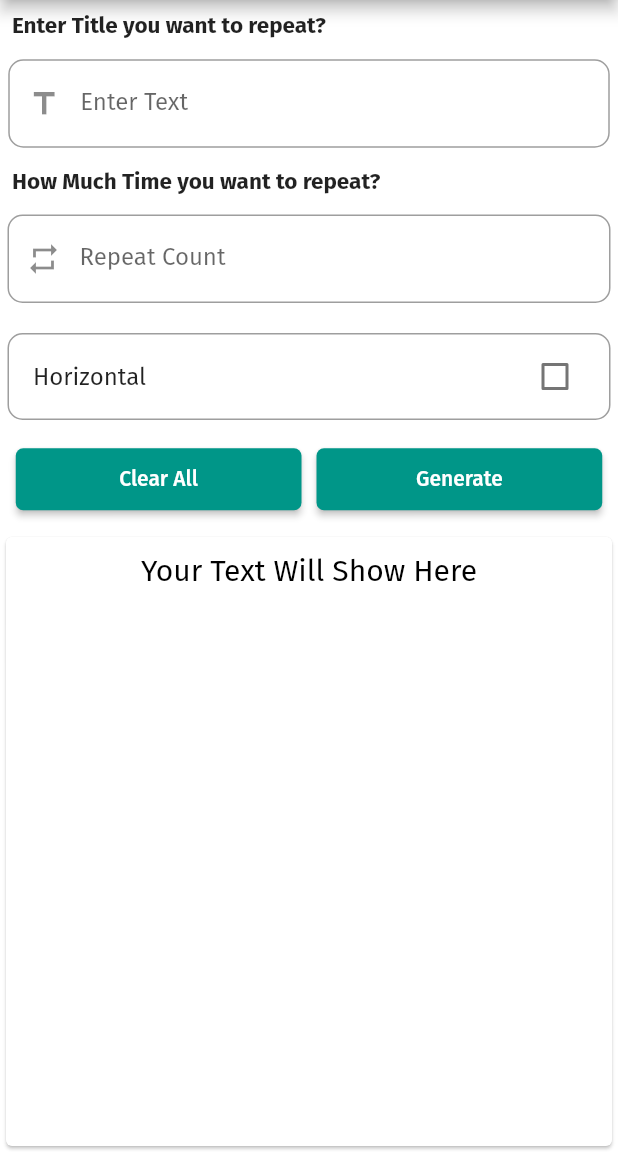
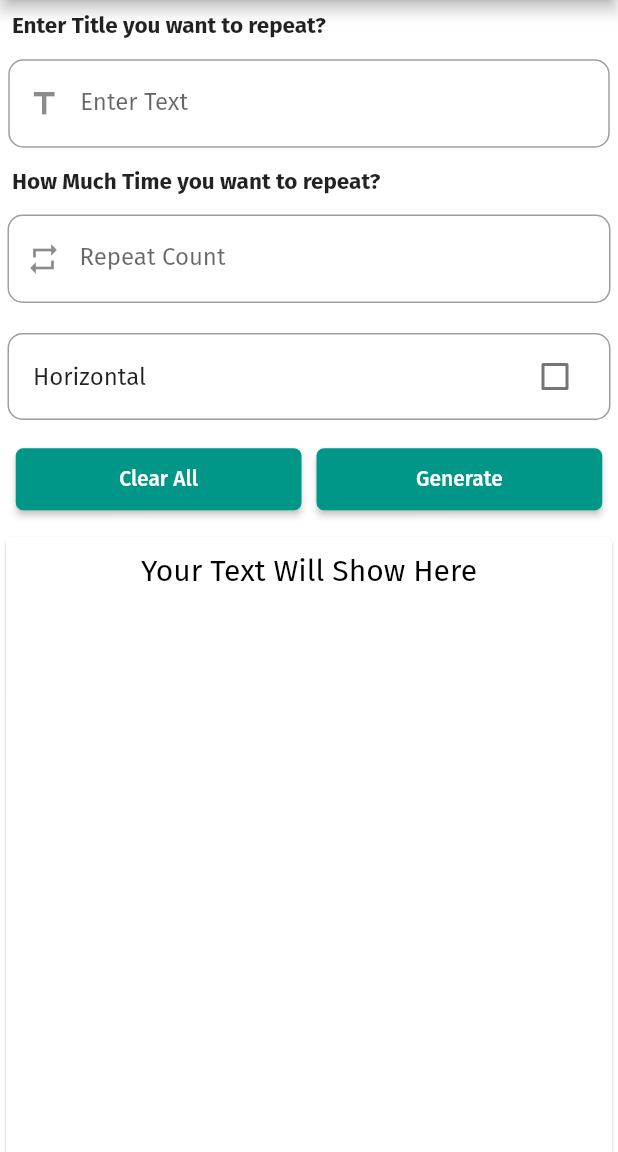
Before and after one commit to SeAliijaz/text_repeater-app, a Flutter app: the screen it shows after launch, on a phone screen of 412 x 824 dp, the part 84-1236 px from its top. Run offline on Flutter 3.47's test engine with Material 2 defaults, Android fonts, the phone set to English and light mode, and no system bars; our stand-ins replace fluttertoast, google_fonts, share_plus; missing offline and left inert: clipboard.

Commit message:
LayoutBuilder

```diff
--- a/lib/Screens/home_screen.dart
+++ b/lib/Screens/home_screen.dart
@@ -3,7 +3,7 @@ import 'package:text_repeater_app/MediaQuery/mediaquery.dart';
 import '../Constants/constants.dart';
 
 class HomeScreen extends StatefulWidget {
-  const HomeScreen({super.key});
+  const HomeScreen({Key? key}) : super(key: key);
 
   @override
   HomeScreenState createState() {
@@ -12,7 +12,6 @@ class HomeScreen extends StatefulWidget {
 }
 
 class HomeScreenState extends State<HomeScreen> {
-  ///Vars
   final _formKey = GlobalKey<FormState>();
   String? title;
   int? repeatCount;
@@ -20,7 +19,6 @@ class HomeScreenState extends State<HomeScreen> {
   bool _isVertical = false;
   bool isLoading = false;
 
-  ///function to generateRepeated Text
   void _generateRepeatedText() {
     repeatedText = '';
     if (_formKey.currentState!.validate()) {
@@ -41,7 +39,6 @@ class HomeScreenState extends State<HomeScreen> {
     }
   }
 
-  ///This will clear everyhting on screen
   void _clearAll() {
     setState(() {
       repeatedText = '';
@@ -53,8 +50,6 @@ class HomeScreenState extends State<HomeScreen> {
     showToast("Data Removed!");
   }
 
-  ///CheckBox
-  ///Vertical & Horizontal Direction
   _toggleDirection(bool value) {
     setState(() {
       _isVertical = value;
@@ -71,18 +66,15 @@ class HomeScreenState extends State<HomeScreen> {
           ? const Center(
               child: CircularProgressIndicator(),
             )
-
-          ///Body SizedBox (DIV)
-          : SizedBox(
-              height: Sizer(context).height,
-              width: Sizer(context).width,
-
-              ///Form
+          : LayoutBuilder(
+              builder: (context, constraints) {
+                return SingleChildScrollView(
+                  child: ConstrainedBox(
+                    constraints:
+                        BoxConstraints(minHeight: constraints.maxHeight),
+                    child: IntrinsicHeight(
                       child: Form(
-                ///Form Key
                         key: _formKey,
-
-                ///Text Fields
                         child: Column(
                           children: <Widget>[
                             const Align(
@@ -99,10 +91,8 @@ class HomeScreenState extends State<HomeScreen> {
                                 ),
                               ),
                             ),
-
-                    ///1st TextField
                             Padding(
-                      padding: const EdgeInsets.all(5.5),
+                              padding: EdgeInsets.all(5.5),
                               child: TextFormField(
                                 decoration: InputDecoration(
                                   border: OutlineInputBorder(
@@ -120,10 +110,9 @@ class HomeScreenState extends State<HomeScreen> {
                                 },
                                 onSaved: (value) {
                                   title = value;
-                          }),
+                                },
                               ),
-
-                    ///2nd text field
+                            ),
                             Column(
                               children: [
                                 const Align(
@@ -141,13 +130,14 @@ class HomeScreenState extends State<HomeScreen> {
                                   ),
                                 ),
                                 Padding(
-                          padding: const EdgeInsets.all(5.0),
+                                  padding: EdgeInsets.all(5.0),
                                   child: TextFormField(
                                     decoration: InputDecoration(
                                       border: OutlineInputBorder(
                                         borderRadius: BorderRadius.circular(10),
                                       ),
-                                prefixIcon: const Icon(Icons.repeat_outlined),
+                                      prefixIcon:
+                                          const Icon(Icons.repeat_outlined),
                                       labelText: 'Repeat Count',
                                     ),
                                     keyboardType: TextInputType.number,
@@ -166,15 +156,12 @@ class HomeScreenState extends State<HomeScreen> {
                                     },
                                     onSaved: (value) {
                                       repeatCount = int.parse(value!);
-                              }),
+                                    },
                                   ),
-
-                        ///Sizedbox
+                                ),
                                 const SizedBox(height: 10),
-
-                        ///Check Box
                                 Padding(
-                          padding: const EdgeInsets.all(5.0),
+                                  padding: EdgeInsets.all(5.0),
                                   child: Container(
                                     decoration: BoxDecoration(
                                       border: Border.all(color: Colors.grey),
@@ -191,30 +178,30 @@ class HomeScreenState extends State<HomeScreen> {
                                         if (value != null) {
                                           _toggleDirection(value);
                                         }
-                                }),
+                                      },
+                                    ),
                                   ),
                                 ),
                               ],
                             ),
-
-                    ///Action Buttons
                             _actionButtons(context),
-
-                    ///Repeated Text
-                    _repeatedTextDiv(context),
+                            _repeatedTextDiv(context, constraints),
                           ],
                         ),
                       ),
                     ),
+                  ),
+                );
+              },
+            ),
     );
   }
 
-  ///Repeated Text Container (Div)
-  Widget _repeatedTextDiv(BuildContext context) {
+  Widget _repeatedTextDiv(BuildContext context, BoxConstraints constraints) {
     return Expanded(
       child: SizedBox(
-        height: Sizer(context).height,
-        width: Sizer(context).width,
+        height: constraints.maxHeight,
+        width: double.infinity,
         child: Card(
           child: SingleChildScrollView(
             child: Padding(
@@ -222,7 +209,7 @@ class HomeScreenState extends State<HomeScreen> {
               child: Column(
                 children: [
                   if (repeatedText.isEmpty)
-                    const SizedBox(
+                    SizedBox(
                       child: Align(
                         alignment: Alignment.topLeft,
                         child: Padding(
@@ -291,9 +278,6 @@ class HomeScreenState extends State<HomeScreen> {
     );
   }
 
-  ///Action Button
-  /// 1. Clear All Button
-  /// 2. Generate Text Button
   Widget _actionButtons(BuildContext context) {
     return Padding(
       padding: const EdgeInsets.all(5.5),
```
Also changed, not shown: pubspec.lock. Lines whose indentation alone changed are shown as unchanged.
